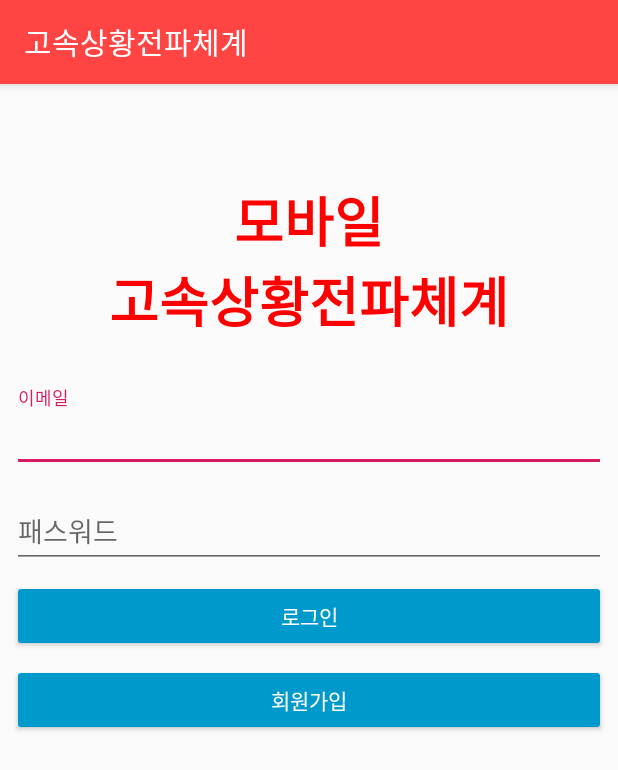
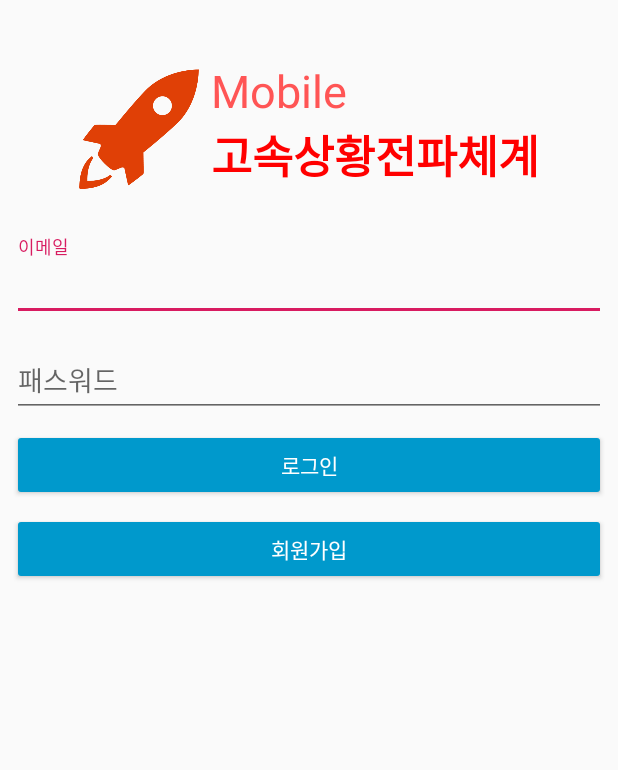
Before and after one commit to osam2018/App_swcamp, an Android app: the screen it shows after launch (loginActivity), on a phone screen of 412 x 824 dp. Shown: the top 770 px of the screen. Run offline under Robolectric (Android 15) with nearby library versions, the phone set to English and light mode, and no system bars; our stand-ins replace Firebase (no records; nobody signed in at launch, a user with empty details on screens opened directly).

Commit message:
final final

```diff
--- a/app/build.gradle
+++ b/app/build.gradle
@@ -22,6 +22,7 @@ android {
 
 dependencies {
     implementation fileTree(include: ['*.jar'], dir: 'libs')
+    //noinspection GradleCompatible
     implementation 'com.android.support:appcompat-v7:28.0.0'
     implementation 'com.android.support.constraint:constraint-layout:1.1.3'
     testImplementation 'junit:junit:4.12'
@@ -34,5 +35,6 @@ dependencies {
     implementation 'com.google.firebase:firebase-storage:16.0.1'
     implementation 'com.firebaseui:firebase-ui-storage:4.1.0'
     annotationProcessor 'com.github.bumptech.glide:compiler:4.8.0'
+    implementation 'com.google.firebase:firebase-messaging:17.0.0'
 }
 apply plugin: 'com.google.gms.google-services'
--- a/app/src/main/java/com/example/user/myapplication/MainActivity.java
+++ b/app/src/main/java/com/example/user/myapplication/MainActivity.java
@@ -69,7 +69,6 @@ public class MainActivity extends AppCompatActivity {
                 chatData.firebaseKey = dataSnapshot.getKey();
                 chkDatabaseReference.child(chatData.firebaseKey).setValue(1);
                 mAdapter.add(chatData);mListView.smoothScrollToPosition(mAdapter.getCount());
-                Log.d("알림알림알림알림", "새로운 메세지! 읽음처리!");
             }
 
             @Override
--- a/app/src/main/java/com/example/user/myapplication/MenuActivity.java
+++ b/app/src/main/java/com/example/user/myapplication/MenuActivity.java
@@ -67,7 +67,6 @@ public class MenuActivity extends AppCompatActivity {
         countNotReceived = 0;
 
         uid = FirebaseAuth.getInstance().getCurrentUser().getUid();
-        Log.d("ㅅㅂ",uid);
         mFirebaseDatabase = FirebaseDatabase.getInstance();
         mDatabaseReference = mFirebaseDatabase.getReference("messages");
         chkDatabaseReference = mFirebaseDatabase.getReference("users").child(uid).child("received");
--- a/app/src/main/java/com/example/user/myapplication/NotReceivedActivity.java
+++ b/app/src/main/java/com/example/user/myapplication/NotReceivedActivity.java
@@ -54,7 +54,6 @@ public class NotReceivedActivity extends AppCompatActivity {
             public void onDataChange(@NonNull DataSnapshot dataSnapshot) {
                 lastKey = dataSnapshot.getValue().toString();
                 lastKey = lastKey.substring(1, lastKey.length()-3);
-                Log.d("알림알림알림", "라스트키 값 구했다. : "+lastKey);
                 mDatabaseReference.addChildEventListener(mChildEventListener);
             }
 
@@ -73,10 +72,7 @@ public class NotReceivedActivity extends AppCompatActivity {
                     mAdapter.add(chatData);
                     mListView.smoothScrollToPosition(mAdapter.getCount());
                 }
-                if(lastKey == null) Log.d("알림알림알림", "라스트키 비어있다");
-                else Log.d("알림알림알림", "라스트키값 :"+lastKey);
                 if(dataSnapshot.getKey().equals(lastKey)) chkTemp = 1;
-                else Log.d("알림알림알림","겟키 값 :"+dataSnapshot.getKey());
             }
 
             @Override
--- a/app/src/main/java/com/example/user/myapplication/loginActivity.java
+++ b/app/src/main/java/com/example/user/myapplication/loginActivity.java
@@ -26,7 +26,7 @@ public class loginActivity extends AppCompatActivity {
     protected void onCreate(Bundle savedInstanceState) {
         super.onCreate(savedInstanceState);
         setContentView(R.layout.activity_login);
-        //getSupportActionBar().hide();
+        getSupportActionBar().hide();
 
         login = ((Button)findViewById(R.id.loginActivity_button_login));
         auth = ((Button)findViewById(R.id.loginActivity_button_auth));
--- a/app/src/main/res/layout/activity_login.xml
+++ b/app/src/main/res/layout/activity_login.xml
@@ -14,13 +14,13 @@
         android:layout_height="wrap_content"
         android:layout_marginStart="8dp"
         android:layout_marginLeft="8dp"
-        android:layout_marginTop="32dp"
+        android:layout_marginTop="24dp"
         android:layout_marginEnd="8dp"
         android:layout_marginRight="8dp"
         app:layout_constraintEnd_toEndOf="parent"
         app:layout_constraintHorizontal_bias="0.0"
         app:layout_constraintStart_toStartOf="parent"
-        app:layout_constraintTop_toBottomOf="@+id/textView">
+        app:layout_constraintTop_toBottomOf="@+id/frameLayout">
 
         <EditText
             android:id="@+id/loginActivity_editText_id"
@@ -82,22 +82,55 @@
         app:layout_constraintStart_toStartOf="parent"
         app:layout_constraintTop_toBottomOf="@+id/loginActivity_button_login" />
 
-    <TextView
-        android:id="@+id/textView"
+    <android.support.constraint.ConstraintLayout
+        android:id="@+id/frameLayout"
         android:layout_width="wrap_content"
         android:layout_height="wrap_content"
         android:layout_marginStart="8dp"
         android:layout_marginLeft="8dp"
-        android:layout_marginTop="64dp"
+        android:layout_marginTop="40dp"
         android:layout_marginEnd="8dp"
         android:layout_marginRight="8dp"
-        android:gravity="center"
-        android:text="모바일\n고속상황전파체계"
-        android:textColor="#ff0000"
-        android:textSize="36sp"
-        android:textStyle="bold"
         app:layout_constraintEnd_toEndOf="parent"
         app:layout_constraintStart_toStartOf="parent"
-        app:layout_constraintTop_toTopOf="parent" />
+        app:layout_constraintTop_toTopOf="parent">
+
+        <ImageView
+            android:id="@+id/imageView"
+            android:layout_width="80dp"
+            android:layout_height="80dp"
+            android:layout_marginBottom="8dp"
+            android:contentDescription="@string/rocket"
+            android:scaleType="centerCrop"
+            app:layout_constraintBottom_toBottomOf="parent"
+            app:layout_constraintStart_toStartOf="parent"
+            app:srcCompat="@drawable/rocket" />
+
+        <TextView
+            android:id="@+id/textView"
+            android:layout_width="wrap_content"
+            android:layout_height="wrap_content"
+            android:layout_marginStart="8dp"
+            android:layout_marginLeft="8dp"
+            android:layout_marginBottom="8dp"
+            android:gravity="left|right"
+            android:text="고속상황전파체계"
+            android:textColor="#ff0000"
+            android:textSize="30sp"
+            android:textStyle="bold"
+            app:layout_constraintBottom_toBottomOf="parent"
+            app:layout_constraintStart_toEndOf="@+id/imageView" />
+
+        <TextView
+            android:id="@+id/textView4"
+            android:layout_width="wrap_content"
+            android:layout_height="wrap_content"
+            android:gravity="left|right"
+            android:text="Mobile"
+            android:textColor="#ff5555"
+            android:textSize="30sp"
+            app:layout_constraintBottom_toTopOf="@+id/textView"
+            app:layout_constraintStart_toStartOf="@+id/textView" />
+    </android.support.constraint.ConstraintLayout>
 
 </android.support.constraint.ConstraintLayout>
--- a/app/src/main/res/values/strings.xml
+++ b/app/src/main/res/values/strings.xml
@@ -1,3 +1,4 @@
 <resources>
     <string name="app_name">고속상황전파체계</string>
+    <string name="rocket">rocket</string>
 </resources>
```
Also changed, not shown: app/src/main/AndroidManifest.xml (+14 -2 lines), app/src/main/res/drawable/rocket.png (added).
